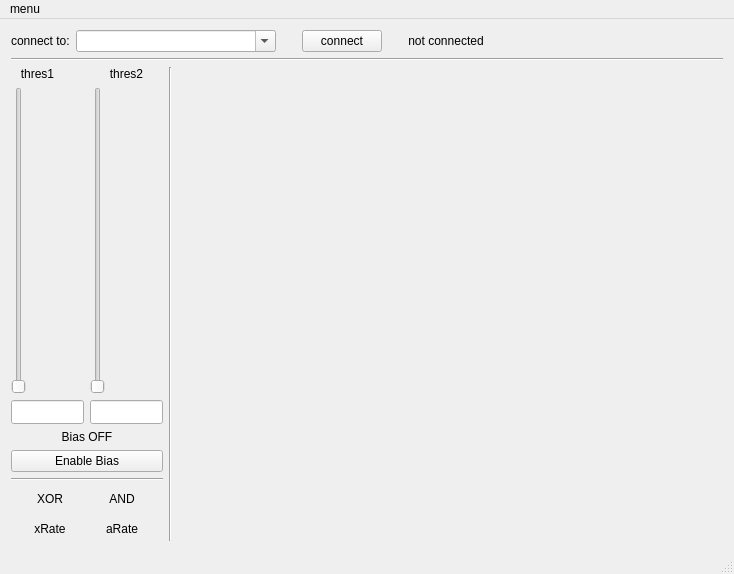
Qt form myon_detector_gui/src/mainwindow.ui (MuonPi/muondetector) before a commit.
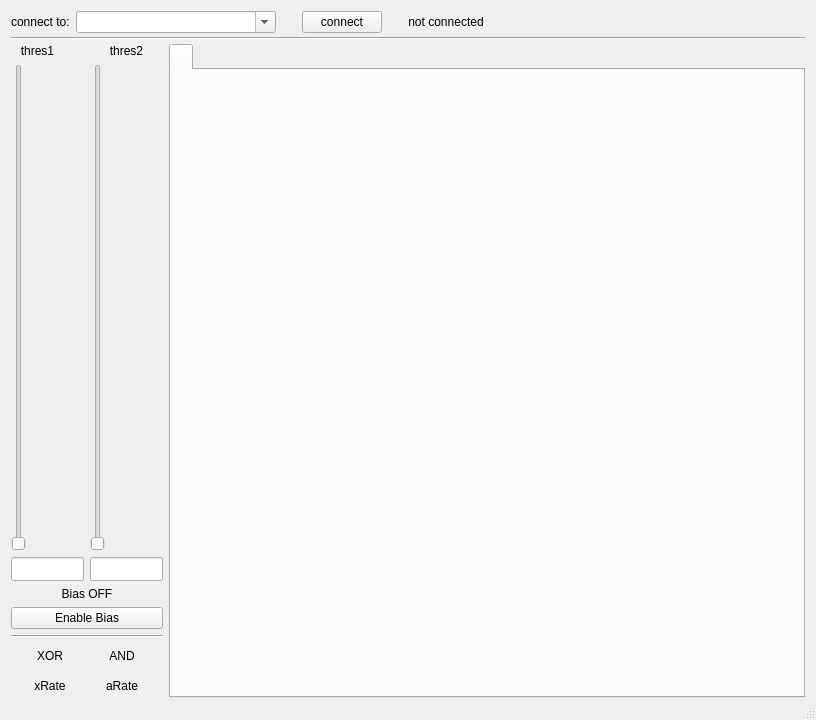
The same form after that commit.

The edit to the form file:
```diff
--- a/myon_detector_gui/src/mainwindow.ui
+++ b/myon_detector_gui/src/mainwindow.ui
@@ -9,8 +9,8 @@
    <rect>
     <x>0</x>
     <y>0</y>
-    <width>734</width>
-    <height>574</height>
+    <width>816</width>
+    <height>720</height>
    </rect>
   </property>
   <property name="windowTitle">
@@ -24,6 +24,12 @@
     </sizepolicy>
    </property>
    <layout class="QVBoxLayout" name="verticalLayout_2">
+    <property name="spacing">
+     <number>4</number>
+    </property>
+    <property name="bottomMargin">
+     <number>0</number>
+    </property>
     <item>
      <layout class="QHBoxLayout" name="horizontalLayout">
       <item>
@@ -385,47 +391,21 @@
        </layout>
       </item>
       <item>
-       <widget class="Line" name="line_2">
-        <property name="orientation">
-         <enum>Qt::Vertical</enum>
+       <widget class="QTabWidget" name="tabWidget">
+        <property name="usesScrollButtons">
+         <bool>false</bool>
         </property>
+        <widget class="QWidget" name="">
+         <attribute name="title">
+          <string/>
+         </attribute>
+        </widget>
        </widget>
       </item>
-      <item>
-       <spacer name="horizontalSpacer">
-        <property name="orientation">
-         <enum>Qt::Horizontal</enum>
-        </property>
-        <property name="sizeHint" stdset="0">
-         <size>
-          <width>40</width>
-          <height>20</height>
-         </size>
-        </property>
-       </spacer>
-      </item>
      </layout>
     </item>
    </layout>
   </widget>
-  <widget class="QMenuBar" name="menuBar">
-   <property name="geometry">
-    <rect>
-     <x>0</x>
-     <y>0</y>
-     <width>734</width>
-     <height>25</height>
-    </rect>
-   </property>
-   <widget class="QMenu" name="menuoverview">
-    <property name="title">
-     <string>menu</string>
-    </property>
-    <addaction name="actionmeasurement"/>
-    <addaction name="actionsettings"/>
-   </widget>
-   <addaction name="menuoverview"/>
-  </widget>
   <widget class="QStatusBar" name="statusBar"/>
   <action name="actionmeasurement">
    <property name="text">
```
Left out of the diff: 3 changed lines with no effect on the pictures.
